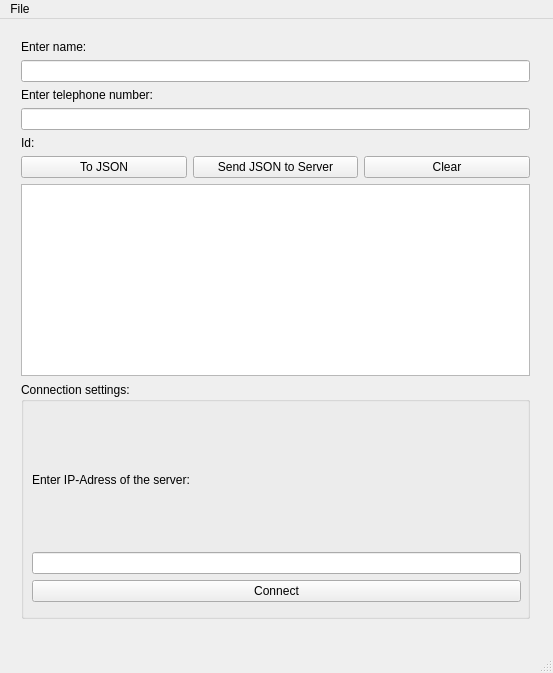
The window that mainwindow.ui (WTFTrick/TelephoneBook) describes before a commit, drawn with Qt 5.
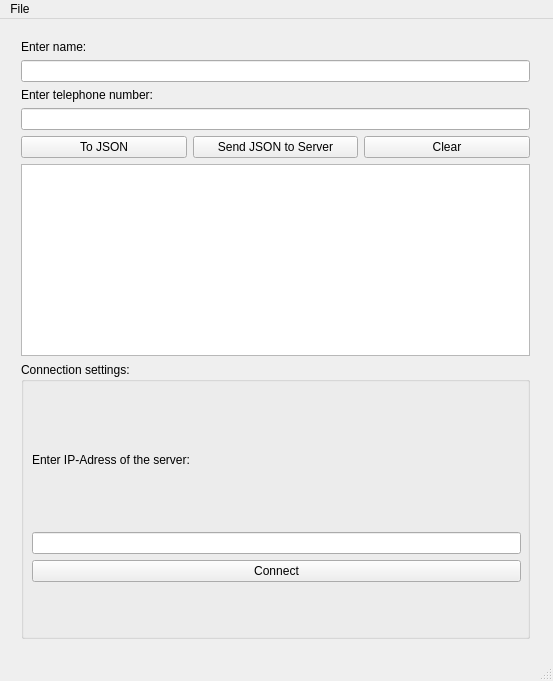
The same window after the commit.

Diff of the .ui file:
```diff
--- a/mainwindow.ui
+++ b/mainwindow.ui
@@ -7,7 +7,7 @@
     <x>0</x>
     <y>0</y>
     <width>553</width>
-    <height>673</height>
+    <height>681</height>
    </rect>
   </property>
   <property name="sizePolicy">
@@ -26,23 +26,10 @@
       <x>10</x>
       <y>10</y>
       <width>531</width>
-      <height>601</height>
+      <height>621</height>
      </rect>
     </property>
     <layout class="QGridLayout" name="gridLayout">
-     <item row="15" column="1">
-      <widget class="QListWidget" name="listWidget">
-       <property name="sizePolicy">
-        <sizepolicy hsizetype="Minimum" vsizetype="Minimum">
-         <horstretch>0</horstretch>
-         <verstretch>0</verstretch>
-        </sizepolicy>
-       </property>
-      </widget>
-     </item>
-     <item row="4" column="1">
-      <widget class="QLineEdit" name="tel_lineEdit"/>
-     </item>
      <item row="3" column="1">
       <widget class="QLabel" name="label_telephone">
        <property name="sizePolicy">
@@ -56,41 +43,23 @@
        </property>
       </widget>
      </item>
-     <item row="8" column="1" rowspan="2">
-      <layout class="QHBoxLayout" name="horizontalLayout_2">
-       <item>
-        <widget class="QPushButton" name="pb_toJSON">
-         <property name="sizePolicy">
-          <sizepolicy hsizetype="Minimum" vsizetype="Fixed">
-           <horstretch>0</horstretch>
-           <verstretch>0</verstretch>
-          </sizepolicy>
-         </property>
-         <property name="text">
-          <string>To JSON</string>
-         </property>
-        </widget>
-       </item>
-       <item>
-        <widget class="QPushButton" name="pb_toServer">
-         <property name="text">
-          <string>Send JSON to Server</string>
-         </property>
-        </widget>
-       </item>
-       <item>
-        <widget class="QPushButton" name="pb_clear">
-         <property name="text">
-          <string>Clear</string>
-         </property>
-        </widget>
-       </item>
-      </layout>
+     <item row="14" column="1">
+      <widget class="QListWidget" name="listWidget">
+       <property name="sizePolicy">
+        <sizepolicy hsizetype="Minimum" vsizetype="Minimum">
+         <horstretch>0</horstretch>
+         <verstretch>0</verstretch>
+        </sizepolicy>
+       </property>
+      </widget>
      </item>
      <item row="1" column="1">
       <widget class="QLineEdit" name="name_lineEdit"/>
      </item>
-     <item row="16" column="1">
+     <item row="4" column="1">
+      <widget class="QLineEdit" name="tel_lineEdit"/>
+     </item>
+     <item row="15" column="1">
       <widget class="QGroupBox" name="groupBox">
        <property name="sizePolicy">
         <sizepolicy hsizetype="Minimum" vsizetype="Expanding">
@@ -132,6 +101,37 @@
        </widget>
       </widget>
      </item>
+     <item row="7" column="1" rowspan="2">
+      <layout class="QHBoxLayout" name="horizontalLayout_2">
+       <item>
+        <widget class="QPushButton" name="pb_toJSON">
+         <property name="sizePolicy">
+          <sizepolicy hsizetype="Minimum" vsizetype="Fixed">
+           <horstretch>0</horstretch>
+           <verstretch>0</verstretch>
+          </sizepolicy>
+         </property>
+         <property name="text">
+          <string>To JSON</string>
+         </property>
+        </widget>
+       </item>
+       <item>
+        <widget class="QPushButton" name="pb_toServer">
+         <property name="text">
+          <string>Send JSON to Server</string>
+         </property>
+        </widget>
+       </item>
+       <item>
+        <widget class="QPushButton" name="pb_clear">
+         <property name="text">
+          <string>Clear</string>
+         </property>
+        </widget>
+       </item>
+      </layout>
+     </item>
      <item row="0" column="1">
       <widget class="QLabel" name="lable_name">
        <property name="sizePolicy">
@@ -145,13 +145,6 @@
        </property>
       </widget>
      </item>
-     <item row="5" column="1">
-      <widget class="QLabel" name="id_label">
-       <property name="text">
-        <string>Id:</string>
-       </property>
-      </widget>
-     </item>
     </layout>
    </widget>
   </widget>
```
